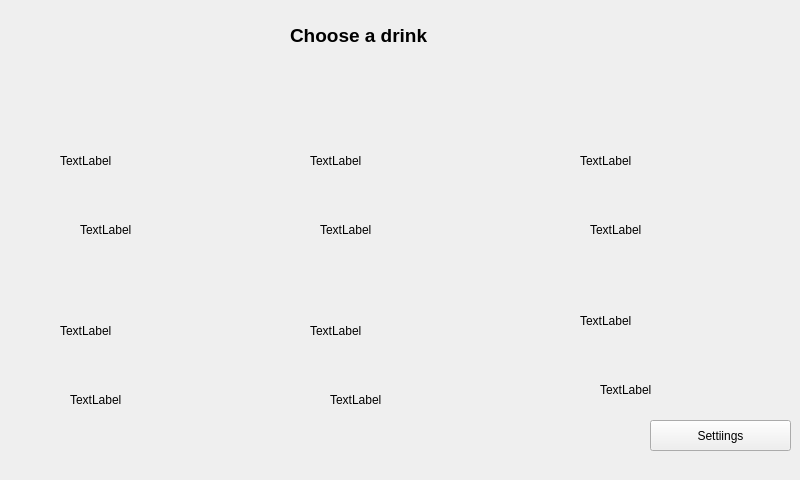
First picture: the form in form.ui, repository Nauman3S/JuiceDispenser, before the edit.
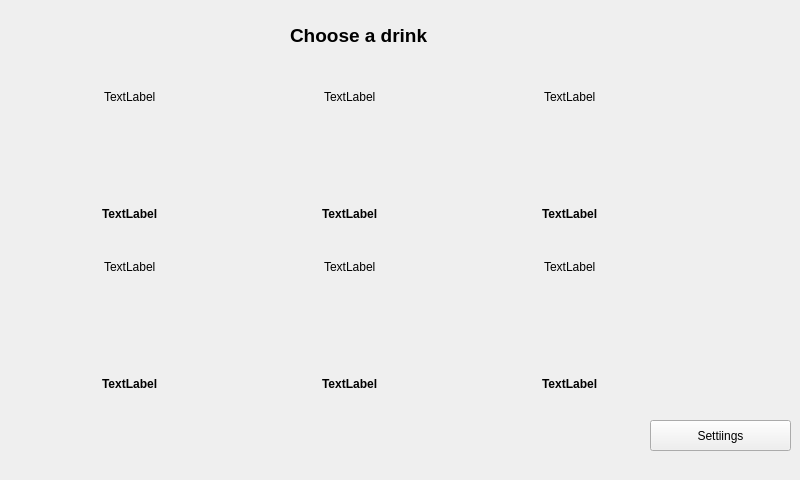
Second picture: the form after the edit.

```diff
--- a/form.ui
+++ b/form.ui
@@ -17,70 +17,6 @@
    <string notr="true"/>
   </property>
   <widget class="QWidget" name="centralwidget">
-   <widget class="QLabel" name="lb1">
-    <property name="geometry">
-     <rect>
-      <x>60</x>
-      <y>110</y>
-      <width>121</width>
-      <height>101</height>
-     </rect>
-    </property>
-    <property name="styleSheet">
-     <string notr="true"/>
-    </property>
-    <property name="text">
-     <string>TextLabel</string>
-    </property>
-   </widget>
-   <widget class="QLabel" name="lb2">
-    <property name="geometry">
-     <rect>
-      <x>310</x>
-      <y>110</y>
-      <width>121</width>
-      <height>101</height>
-     </rect>
-    </property>
-    <property name="styleSheet">
-     <string notr="true"/>
-    </property>
-    <property name="text">
-     <string>TextLabel</string>
-    </property>
-   </widget>
-   <widget class="QLabel" name="lb3">
-    <property name="geometry">
-     <rect>
-      <x>580</x>
-      <y>110</y>
-      <width>121</width>
-      <height>101</height>
-     </rect>
-    </property>
-    <property name="styleSheet">
-     <string notr="true"/>
-    </property>
-    <property name="text">
-     <string>TextLabel</string>
-    </property>
-   </widget>
-   <widget class="QLabel" name="lb4">
-    <property name="geometry">
-     <rect>
-      <x>60</x>
-      <y>280</y>
-      <width>121</width>
-      <height>101</height>
-     </rect>
-    </property>
-    <property name="styleSheet">
-     <string notr="true"/>
-    </property>
-    <property name="text">
-     <string>TextLabel</string>
-    </property>
-   </widget>
    <widget class="QPushButton" name="b1">
     <property name="geometry">
      <rect>
@@ -120,147 +56,271 @@
      <string>Choose a drink</string>
     </property>
    </widget>
-   <widget class="QLabel" name="lb5">
-    <property name="geometry">
-     <rect>
-      <x>310</x>
-      <y>280</y>
-      <width>121</width>
-      <height>101</height>
-     </rect>
-    </property>
-    <property name="styleSheet">
-     <string notr="true"/>
-    </property>
-    <property name="text">
-     <string>TextLabel</string>
-    </property>
-   </widget>
-   <widget class="QLabel" name="lb6">
-    <property name="geometry">
-     <rect>
-      <x>580</x>
-      <y>270</y>
-      <width>121</width>
-      <height>101</height>
-     </rect>
-    </property>
-    <property name="styleSheet">
-     <string notr="true"/>
-    </property>
-    <property name="text">
-     <string>TextLabel</string>
-    </property>
-   </widget>
-   <widget class="QLabel" name="dn1">
-    <property name="geometry">
-     <rect>
-      <x>80</x>
-      <y>220</y>
-      <width>121</width>
-      <height>20</height>
-     </rect>
-    </property>
-    <property name="styleSheet">
-     <string notr="true"/>
-    </property>
-    <property name="text">
-     <string>TextLabel</string>
-    </property>
-   </widget>
-   <widget class="QLabel" name="dn2">
-    <property name="geometry">
-     <rect>
-      <x>320</x>
-      <y>220</y>
-      <width>121</width>
-      <height>20</height>
-     </rect>
-    </property>
-    <property name="styleSheet">
-     <string notr="true"/>
-    </property>
-    <property name="text">
-     <string>TextLabel</string>
-    </property>
-   </widget>
-   <widget class="QLabel" name="dn3">
-    <property name="geometry">
-     <rect>
-      <x>590</x>
-      <y>220</y>
-      <width>121</width>
-      <height>20</height>
-     </rect>
-    </property>
-    <property name="styleSheet">
-     <string notr="true"/>
-    </property>
-    <property name="text">
-     <string>TextLabel</string>
-    </property>
-   </widget>
-   <widget class="QLabel" name="dn4">
-    <property name="geometry">
-     <rect>
-      <x>70</x>
-      <y>390</y>
-      <width>121</width>
-      <height>20</height>
-     </rect>
-    </property>
-    <property name="styleSheet">
-     <string notr="true"/>
-    </property>
-    <property name="text">
-     <string>TextLabel</string>
-    </property>
-   </widget>
-   <widget class="QLabel" name="dn5">
-    <property name="geometry">
-     <rect>
-      <x>330</x>
-      <y>390</y>
-      <width>121</width>
-      <height>20</height>
-     </rect>
-    </property>
-    <property name="styleSheet">
-     <string notr="true"/>
-    </property>
-    <property name="text">
-     <string>TextLabel</string>
-    </property>
-   </widget>
-   <widget class="QLabel" name="dn6">
-    <property name="geometry">
-     <rect>
-      <x>600</x>
-      <y>380</y>
-      <width>121</width>
-      <height>20</height>
-     </rect>
-    </property>
-    <property name="styleSheet">
-     <string notr="true"/>
-    </property>
-    <property name="text">
-     <string>TextLabel</string>
-    </property>
-   </widget>
    <widget class="QLabel" name="lblExit">
     <property name="geometry">
      <rect>
       <x>740</x>
       <y>0</y>
       <width>55</width>
-      <height>31</height>
+      <height>61</height>
      </rect>
     </property>
     <property name="text">
      <string/>
     </property>
    </widget>
+   <widget class="QWidget" name="verticalLayoutWidget">
+    <property name="geometry">
+     <rect>
+      <x>280</x>
+      <y>90</y>
+      <width>141</width>
+      <height>131</height>
+     </rect>
+    </property>
+    <layout class="QVBoxLayout" name="vlo2">
+     <property name="spacing">
+      <number>10</number>
+     </property>
+     <item alignment="Qt::AlignHCenter|Qt::AlignTop">
+      <widget class="QLabel" name="lb2">
+       <property name="styleSheet">
+        <string notr="true"/>
+       </property>
+       <property name="text">
+        <string>TextLabel</string>
+       </property>
+      </widget>
+     </item>
+     <item alignment="Qt::AlignHCenter|Qt::AlignBottom">
+      <widget class="QLabel" name="dn2">
+       <property name="font">
+        <font>
+         <pointsize>9</pointsize>
+         <weight>75</weight>
+         <bold>true</bold>
+        </font>
+       </property>
+       <property name="styleSheet">
+        <string notr="true"/>
+       </property>
+       <property name="text">
+        <string>TextLabel</string>
+       </property>
+      </widget>
+     </item>
+    </layout>
+   </widget>
+   <widget class="QWidget" name="verticalLayoutWidget_2">
+    <property name="geometry">
+     <rect>
+      <x>60</x>
+      <y>90</y>
+      <width>141</width>
+      <height>131</height>
+     </rect>
+    </property>
+    <layout class="QVBoxLayout" name="vlo2_2">
+     <property name="spacing">
+      <number>10</number>
+     </property>
+     <item alignment="Qt::AlignHCenter|Qt::AlignTop">
+      <widget class="QLabel" name="lb1">
+       <property name="styleSheet">
+        <string notr="true"/>
+       </property>
+       <property name="text">
+        <string>TextLabel</string>
+       </property>
+      </widget>
+     </item>
+     <item alignment="Qt::AlignHCenter|Qt::AlignBottom">
+      <widget class="QLabel" name="dn1">
+       <property name="font">
+        <font>
+         <pointsize>9</pointsize>
+         <weight>75</weight>
+         <bold>true</bold>
+        </font>
+       </property>
+       <property name="styleSheet">
+        <string notr="true"/>
+       </property>
+       <property name="text">
+        <string>TextLabel</string>
+       </property>
+      </widget>
+     </item>
+    </layout>
+   </widget>
+   <widget class="QWidget" name="verticalLayoutWidget_3">
+    <property name="geometry">
+     <rect>
+      <x>500</x>
+      <y>90</y>
+      <width>141</width>
+      <height>131</height>
+     </rect>
+    </property>
+    <layout class="QVBoxLayout" name="vlo2_3">
+     <property name="spacing">
+      <number>10</number>
+     </property>
+     <item alignment="Qt::AlignHCenter|Qt::AlignTop">
+      <widget class="QLabel" name="lb3">
+       <property name="styleSheet">
+        <string notr="true"/>
+       </property>
+       <property name="text">
+        <string>TextLabel</string>
+       </property>
+      </widget>
+     </item>
+     <item alignment="Qt::AlignHCenter|Qt::AlignBottom">
+      <widget class="QLabel" name="dn3">
+       <property name="font">
+        <font>
+         <pointsize>9</pointsize>
+         <weight>75</weight>
+         <bold>true</bold>
+        </font>
+       </property>
+       <property name="styleSheet">
+        <string notr="true"/>
+       </property>
+       <property name="text">
+        <string>TextLabel</string>
+       </property>
+      </widget>
+     </item>
+    </layout>
+   </widget>
+   <widget class="QWidget" name="verticalLayoutWidget_4">
+    <property name="geometry">
+     <rect>
+      <x>60</x>
+      <y>260</y>
+      <width>141</width>
+      <height>131</height>
+     </rect>
+    </property>
+    <layout class="QVBoxLayout" name="vlo2_4">
+     <property name="spacing">
+      <number>10</number>
+     </property>
+     <item alignment="Qt::AlignHCenter|Qt::AlignTop">
+      <widget class="QLabel" name="lb4">
+       <property name="styleSheet">
+        <string notr="true"/>
+       </property>
+       <property name="text">
+        <string>TextLabel</string>
+       </property>
+      </widget>
+     </item>
+     <item alignment="Qt::AlignHCenter|Qt::AlignBottom">
+      <widget class="QLabel" name="dn4">
+       <property name="font">
+        <font>
+         <pointsize>9</pointsize>
+         <weight>75</weight>
+         <bold>true</bold>
+        </font>
+       </property>
+       <property name="styleSheet">
+        <string notr="true"/>
+       </property>
+       <property name="text">
+        <string>TextLabel</string>
+       </property>
+      </widget>
+     </item>
+    </layout>
+   </widget>
+   <widget class="QWidget" name="verticalLayoutWidget_5">
+    <property name="geometry">
+     <rect>
+      <x>280</x>
+      <y>260</y>
+      <width>141</width>
+      <height>131</height>
+     </rect>
+    </property>
+    <layout class="QVBoxLayout" name="vlo2_5">
+     <property name="spacing">
+      <number>10</number>
+     </property>
+     <item alignment="Qt::AlignHCenter|Qt::AlignTop">
+      <widget class="QLabel" name="lb5">
+       <property name="styleSheet">
+        <string notr="true"/>
+       </property>
+       <property name="text">
+        <string>TextLabel</string>
+       </property>
+      </widget>
+     </item>
+     <item alignment="Qt::AlignHCenter|Qt::AlignBottom">
+      <widget class="QLabel" name="dn5">
+       <property name="font">
+        <font>
+         <pointsize>9</pointsize>
+         <weight>75</weight>
+         <bold>true</bold>
+        </font>
+       </property>
+       <property name="styleSheet">
+        <string notr="true"/>
+       </property>
+       <property name="text">
+        <string>TextLabel</string>
+       </property>
+      </widget>
+     </item>
+    </layout>
+   </widget>
+   <widget class="QWidget" name="verticalLayoutWidget_6">
+    <property name="geometry">
+     <rect>
+      <x>500</x>
+      <y>260</y>
+      <width>141</width>
+      <height>131</height>
+     </rect>
+    </property>
+    <layout class="QVBoxLayout" name="vlo2_6">
+     <property name="spacing">
+      <number>10</number>
+     </property>
+     <item alignment="Qt::AlignHCenter|Qt::AlignTop">
+      <widget class="QLabel" name="lb6">
+       <property name="styleSheet">
+        <string notr="true"/>
+       </property>
+       <property name="text">
+        <string>TextLabel</string>
+       </property>
+      </widget>
+     </item>
+     <item alignment="Qt::AlignHCenter|Qt::AlignBottom">
+      <widget class="QLabel" name="dn6">
+       <property name="font">
+        <font>
+         <pointsize>9</pointsize>
+         <weight>75</weight>
+         <bold>true</bold>
+        </font>
+       </property>
+       <property name="styleSheet">
+        <string notr="true"/>
+       </property>
+       <property name="text">
+        <string>TextLabel</string>
+       </property>
+      </widget>
+     </item>
+    </layout>
+   </widget>
   </widget>
  </widget>
  <resources/>
```
